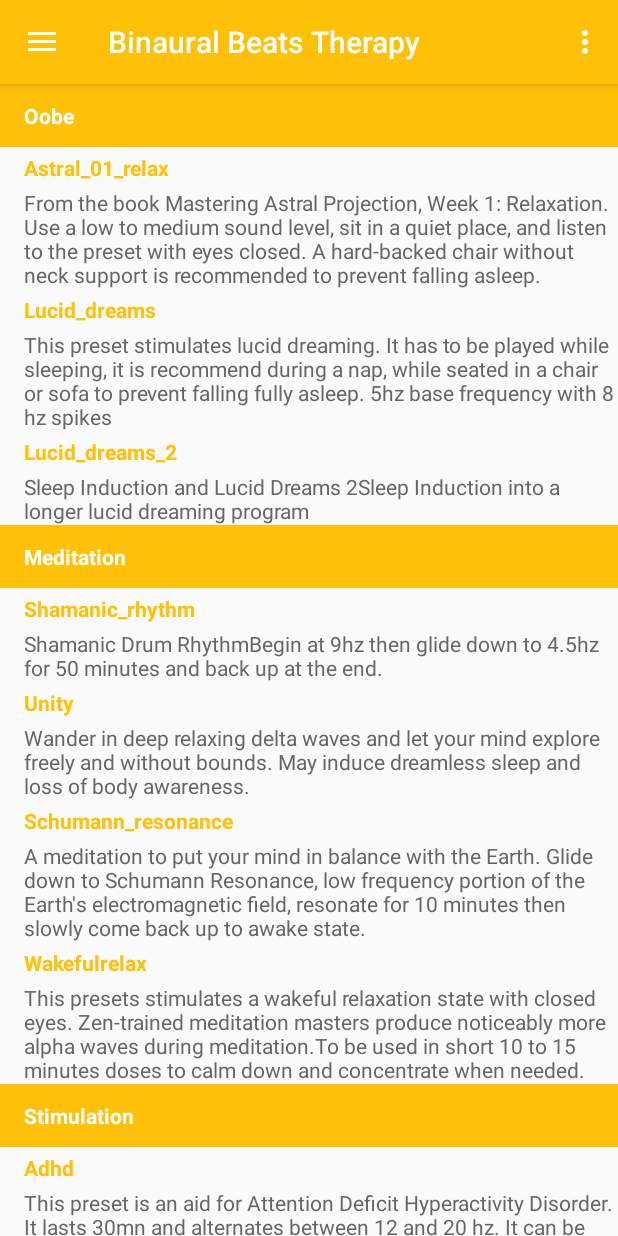
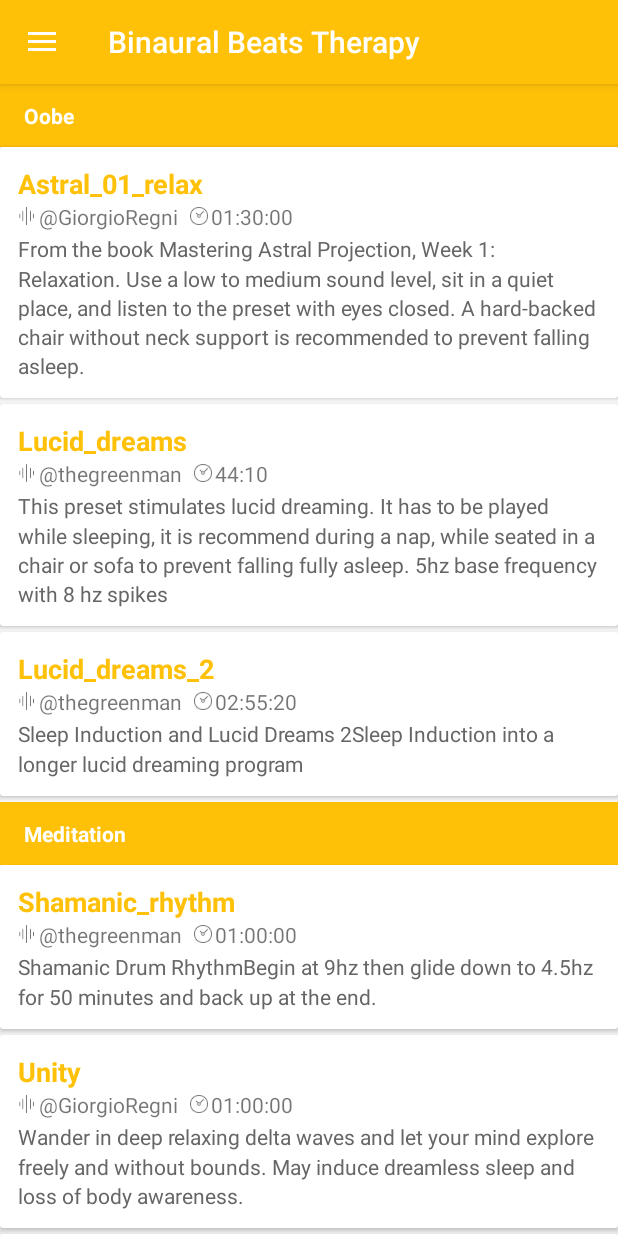
Before and after one commit to yuantang/BinauralBeats, an Android app: the screen it shows after launch (HomeActivity), on a phone screen of 412 x 824 dp. Run offline under Robolectric (Android 15) with nearby library versions, the phone set to English and light mode, and no system bars; our stand-ins replace ButterKnife, EventBus; Roboto replaces fonts that are not available here; 2 statements that could not run were skipped.

Commit message:
update theme

```diff
--- a/app/src/main/java/com/coder/binauralbeats/MyApp.java
+++ b/app/src/main/java/com/coder/binauralbeats/MyApp.java
@@ -1,6 +1,8 @@
 package com.coder.binauralbeats;
 
 import android.app.Application;
+
+import com.coder.binauralbeats.utils.Preferences;
 
 /**
  * Created by TUS on 2018/3/8.
@@ -22,6 +24,7 @@ public class MyApp extends Application {
     public void onCreate() {
         super.onCreate();
         mInstance=this;
+        Preferences.init(this);
 
     }
 
--- a/app/src/main/java/com/coder/binauralbeats/activity/HomeActivity.java
+++ b/app/src/main/java/com/coder/binauralbeats/activity/HomeActivity.java
@@ -33,7 +33,6 @@ import butterknife.BindView;
 
 public class HomeActivity extends BaseActivity
         implements NavigationView.OnNavigationItemSelectedListener {
-
     @BindView(R.id.toolbar)
     Toolbar toolbar;
     @BindView(R.id.recyclerview)
@@ -88,10 +87,8 @@ public class HomeActivity extends BaseActivity
 
         for (String pname: programs.keySet()) {
             ProgramMeta pm = programs.get(pname);
-
             String catname = pm.getCat().toString();
             CategoryGroup g = null;
-
 			/* Check if I already have a group with that name */
             for (CategoryGroup g2: groups) {
                 if (g2.getName().equals(catname)) {
@@ -100,7 +97,6 @@ public class HomeActivity extends BaseActivity
             }
             if (g == null) {
                 g = new CategoryGroup(catname);
-
                 try {
                     g.setNiceName(getString(R.string.class.getField("group_"+catname.toLowerCase()).getInt(null)));
                 } catch (Exception e) {
--- a/app/src/main/java/com/coder/binauralbeats/base/BaseActivity.java
+++ b/app/src/main/java/com/coder/binauralbeats/base/BaseActivity.java
@@ -1,10 +1,12 @@
 package com.coder.binauralbeats.base;
 
+import android.media.AudioManager;
 import android.os.Bundle;
 import android.os.Handler;
 import android.os.Looper;
 import android.support.annotation.NonNull;
 import android.support.annotation.Nullable;
+import android.support.annotation.StyleRes;
 import android.support.v7.app.AppCompatActivity;
 import android.support.v7.widget.Toolbar;
 
@@ -13,6 +15,7 @@ import com.coder.binauralbeats.activity.BusEvent;
 import com.coder.binauralbeats.basemvp.MvpBasePresenter;
 import com.coder.binauralbeats.basemvp.MvpBaseView;
 import com.coder.binauralbeats.permission.PermissionReq;
+import com.coder.binauralbeats.utils.Preferences;
 
 import org.greenrobot.eventbus.EventBus;
 import org.greenrobot.eventbus.Subscribe;
@@ -35,10 +38,14 @@ public abstract class BaseActivity<V extends MvpBaseView, P extends MvpBasePrese
     @Override
     protected void onCreate(@Nullable Bundle savedInstanceState) {
 
+        if (Preferences.isNightMode()) {
+            setTheme(getDarkTheme());
+        }
+
         setContentView(getLayout());
         unbinder = ButterKnife.bind(this);
         EventBus.getDefault().register(this);
-
+        setVolumeControlStream(AudioManager.STREAM_MUSIC);
         if (this.mPresenter==null){
             this.mPresenter=createPresenter();
         }
@@ -58,7 +65,10 @@ public abstract class BaseActivity<V extends MvpBaseView, P extends MvpBasePrese
     public void OnEventReceive(BusEvent event) {
 
     }
-
+    @StyleRes
+    protected int getDarkTheme() {
+        return R.style.AppThemeDark;
+    }
     protected void setToolBar() {
         Toolbar mToolbar = findViewById(R.id.toolbar);
         if (mToolbar !=null){
--- a/app/src/main/java/com/coder/binauralbeats/beats/DefaultProgramsBuilder.java
+++ b/app/src/main/java/com/coder/binauralbeats/beats/DefaultProgramsBuilder.java
@@ -69,8 +69,6 @@ import javax.xml.xpath.XPathFactory;
 
 
 public class DefaultProgramsBuilder {
-
-
 	/*
 	Meditation/Relaxation
 	Presets aimed at inducing a meditative and/or relaxed state of mind.
@@ -94,11 +92,6 @@ public class DefaultProgramsBuilder {
 		if (names != null)
 			return names;
 		names = new HashMap<>();
-		/*
-		 * Returns the public static methods of a class or interface, including
-		 * those declared in super classes and interfaces.
-		 */
-
 		Class<R.string> resourceStrings = R.string.class;
 		for (Method method : DefaultProgramsBuilder.class.getMethods()) {
 			if (Modifier.isStatic(method.getModifiers()) && method.getReturnType().isAssignableFrom(Program.class) && method.getName().matches("[A-Z0-9_]+")) {
@@ -123,7 +116,6 @@ public class DefaultProgramsBuilder {
 				}
 			}
 		}
-
 		return names;
 	}
 
@@ -227,9 +219,8 @@ public class DefaultProgramsBuilder {
 		p.addPeriod(new Period(120,SoundLoop.NONE, 0.6f, null).
 				addVoice( new BinauralBeatVoice(60f, 14f, 0.60f)).
 				addVoice( new BinauralBeatVoice(70f, 22f, 0.50f)).
-				setV(new Flash())
-		).
-				addPeriod(new Period(7200-120,SoundLoop.NONE,  0.6f, null).
+				setV(new Flash()))
+				.addPeriod(new Period(7200-120,SoundLoop.NONE,  0.6f, null).
 						addVoice( new BinauralBeatVoice(14f, 14f, 0.6f)).
 						addVoice( new BinauralBeatVoice(22f, 22f, 0.5f)).
 						addVoice( new BinauralBeatVoice(12f, 12f, 0.4f)).
@@ -294,9 +285,8 @@ public class DefaultProgramsBuilder {
 				addVoice( new BinauralBeatVoice(12f,	7.83f, 0.6f)).
 				addVoice( new BinauralBeatVoice(12f,	7.83f, 0.4f)).
 				addVoice( new BinauralBeatVoice(12f,	10f, 0.4f)).
-				setV(v)
-		).
-				addPeriod(new Period(900-120,SoundLoop.WHITE_NOISE, 0.4f, null).
+				setV(v))
+				.addPeriod(new Period(900-120,SoundLoop.WHITE_NOISE, 0.4f, null).
 						addVoice( new BinauralBeatVoice(7.83f, 7.83f, 0.6f)).
 						addVoice( new BinauralBeatVoice(7.83f, 7.83f, 0.4f)).
 						addVoice( new BinauralBeatVoice(10f, 10f, 0.4f)).
@@ -320,13 +310,11 @@ public class DefaultProgramsBuilder {
 
 		p.addPeriod(new Period(300,SoundLoop.WHITE_NOISE, 0.4f, null).
 				addVoice( new BinauralBeatVoice(12f,	7.83f, 0.6f)).
-				setV(v)
-		).
-				addPeriod(new Period(600,SoundLoop.WHITE_NOISE, 0.4f, null).
+				setV(v))
+				.addPeriod(new Period(600,SoundLoop.WHITE_NOISE, 0.4f, null).
 						addVoice(new BinauralBeatVoice(7.83f, 7.83f, 0.65f)).
-						setV(v)
-				).
-				addPeriod(new Period(300,SoundLoop.WHITE_NOISE, 0.4f, null).
+						setV(v))
+				.addPeriod(new Period(300,SoundLoop.WHITE_NOISE, 0.4f, null).
 						addVoice(new BinauralBeatVoice(7.83f, 12f, 0.6f)).
 						setV(v)
 				);
@@ -340,14 +328,12 @@ public class DefaultProgramsBuilder {
 				+ "A hard-backed chair without neck support is recommended to prevent falling asleep.");
 
 		p.setAuthor("@GiorgioRegni");
-
 		p.addPeriod(new Period(600,SoundLoop.WHITE_NOISE, 0.4f, null).
 				addVoice( new BinauralBeatVoice(15f,	10f, 0.65f)).
 				addVoice( new BinauralBeatVoice(15f,	10f, 0.65f)).
 				addVoice( new BinauralBeatVoice(15f,	10f, 0.65f)).
-				setV(new Starfield())
-		).
-				addPeriod(new Period(60*80,SoundLoop.WHITE_NOISE, 0.4f, null).
+				setV(new Starfield()))
+				.addPeriod(new Period(60*80,SoundLoop.WHITE_NOISE, 0.4f, null).
 						addVoice( new BinauralBeatVoice(10f, 10f, 0.60f)).
 						addVoice( new BinauralBeatVoice(10f, 10f, 0.60f)).
 						addVoice( new BinauralBeatVoice(10f, 10f, 0.60f)).
@@ -365,8 +351,6 @@ public class DefaultProgramsBuilder {
 				+ "As always use headphones.");
 
 		p.setAuthor("@GiorgioRegni");
-		//p.setGL();
-
 		p.addPeriod(new Period(120,SoundLoop.NONE, 0.2f, null).
 				addVoice( new BinauralBeatVoice(20f, 70f, 0.65f)).
 				addVoice( new BinauralBeatVoice(20f, 50f, 0.55f)).
@@ -395,29 +379,21 @@ public class DefaultProgramsBuilder {
 
 	public static Program STIMULATION_HALLUCINATION(Program p) {
 		p.setDescription("A fun preset that simulates psychedelic hallucinations.");
-
 		p.setAuthor("@GiorgioRegni");
-		//p.setGL();
-
 		p.addPeriod(new Period(600,SoundLoop.WHITE_NOISE, 0.2f, null).
 				addVoice( new BinauralBeatVoice(15f,	10f, 0.65f)).
 				addVoice( new BinauralBeatVoice(15f,	10f, 0.65f)).
 				addVoice( new BinauralBeatVoice(15f,	10f, 0.65f)).
 				setV(new LSD()));
-//				setV(new Plasma()));
-
 		return p;
 	}
 
 	public static Program SLEEP_SLEEP_INDUCTION( Program p) {
-
 		Visualization v = new None();
-
 		p.setDescription("Sleep induction for use about 15 mn before bedtime to help you fall asleep. "
 				+ "It^s a one hour programm, with 6mn drop into delta waves"
 				+ " followed by 54 mn of relaxing delta plateau");
 		p.setAuthor("@thegreenman");
-
 		p.addPeriod(new Period(360,SoundLoop.UNITY, 0.7f, null).
 				addVoice( new BinauralBeatVoice(9.7f, 3.4f, 0.6f)).
 				setV(v)
@@ -533,11 +509,8 @@ public class DefaultProgramsBuilder {
 
 		CanvasVisualization m = new Image(R.drawable.egg);
 
-		p.setDescription("Insomnia relief through stimulating Sensory Motor Rythm. "
-				+ "Don^t use it at bedtime, use it only during your insomnia, "
-				+ "for example if you wake up in the middle of the night and can�t go back to sleep "
-				+ "38 mn of crossing frequencies from 8 to 12 Hz");
-		p.setAuthor("@thegreenman);");
+		p.setDescription("Insomnia relief through stimulating Sensory Motor Rythm. Don\'t use it at bedtime, use it only during your insomnia, for example if you wake up in the middle of the night and can\'t go back to sleep 38 mn of crossing frequencies from 8 to 12 Hz.");
+		p.setAuthor("@thegreenman");
 
 		p.addPeriod(new Period(333,SoundLoop.NONE, 0.7f, null).
 				addVoice( new BinauralBeatVoice(8f, 8f, 0.6f)).
--- /dev/null
+++ b/app/src/main/java/com/coder/binauralbeats/utils/Preferences.java
@@ -0,0 +1,79 @@
+package com.coder.binauralbeats.utils;
+
+import android.content.Context;
+import android.content.SharedPreferences;
+import android.preference.PreferenceManager;
+import android.support.annotation.Nullable;
+
+/**
+ * SharedPreferences工具类
+ * Created by wcy on 2015/11/28.
+ */
+public class Preferences {
+
+    private static final String NIGHT_MODE = "night_mode";
+    private static final String PREFS_VIZ = "VIZ";
+
+    private static Context sContext;
+
+    public static void init(Context context) {
+        sContext = context.getApplicationContext();
+    }
+
+
+
+
+
+    public static boolean isNightMode() {
+        return getBoolean(NIGHT_MODE, false);
+    }
+
+    public static void saveVizEnabled(boolean on) {
+        saveBoolean(NIGHT_MODE, on);
+    }
+
+    public static void saveNightMode(boolean on) {
+        saveBoolean(PREFS_VIZ, on);
+    }
+
+    public static boolean isVizEnabled() {
+        return getBoolean(PREFS_VIZ, false);
+    }
+
+
+    private static boolean getBoolean(String key, boolean defValue) {
+        return getPreferences().getBoolean(key, defValue);
+    }
+
+    private static void saveBoolean(String key, boolean value) {
+        getPreferences().edit().putBoolean(key, value).apply();
+    }
+
+    private static int getInt(String key, int defValue) {
+        return getPreferences().getInt(key, defValue);
+    }
+
+    private static void saveInt(String key, int value) {
+        getPreferences().edit().putInt(key, value).apply();
+    }
+
+    private static long getLong(String key, long defValue) {
+        return getPreferences().getLong(key, defValue);
+    }
+
+    private static void saveLong(String key, long value) {
+        getPreferences().edit().putLong(key, value).apply();
+    }
+
+    private static String getString(String key, @Nullable String defValue) {
+        return getPreferences().getString(key, defValue);
+    }
+
+    private static void saveString(String key, @Nullable String value) {
+        getPreferences().edit().putString(key, value).apply();
+    }
+
+    private static SharedPreferences getPreferences() {
+        return PreferenceManager.getDefaultSharedPreferences(sContext);
+    }
+}
--- a/app/src/main/java/com/coder/binauralbeats/utils/StringUtils.java
+++ b/app/src/main/java/com/coder/binauralbeats/utils/StringUtils.java
@@ -1,4 +1,30 @@
 package com.coder.binauralbeats.utils;
+
+import android.content.Context;
+
 public class StringUtils {
 
+    static public String formatDuration(Context context, long diff) {
+        int diffMilliseconds = (int) (diff % 1000);
+        int diffSeconds = (int) (diff / 1000 % 60);
+        int diffMinutes = (int) (diff / (60 * 1000) % 60);
+        int diffHours = (int) (diff / (60 * 60 * 1000) % 24);
+        int diffDays = (int) (diff / (24 * 60 * 60 * 1000));
+
+        String str = "";
+
+        if (diffDays > 0)
+            str = diffDays +  "d" + formatTime(diffHours) + ":" + formatTime(diffMinutes) + ":" + formatTime(diffSeconds);
+        else if (diffHours > 0)
+            str = formatTime(diffHours) + ":" + formatTime(diffMinutes) + ":" + formatTime(diffSeconds);
+        else
+            str = formatTime(diffMinutes) + ":" + formatTime(diffSeconds);
+
+        return str;
+    }
+
+    public static String formatTime(int tt) {
+        return String.format("%02d", tt);
+    }
+
 }
--- a/app/src/main/res/layout/bb_child_item.xml
+++ b/app/src/main/res/layout/bb_child_item.xml
@@ -1,15 +1,17 @@
 <?xml version="1.0" encoding="utf-8"?>
-<!--<android.support.v7.widget.CardView-->
-<!--android:layout_width="match_parent"-->
-<!--android:layout_height="wrap_content"-->
-<!--&gt;-->
-<LinearLayout
+<android.support.v7.widget.CardView xmlns:android="http://schemas.android.com/apk/res/android"
+    android:layout_width="match_parent"
+    android:layout_height="wrap_content"
+    android:layout_marginBottom="4dp"
+    >
+    <RelativeLayout
         xmlns:android="http://schemas.android.com/apk/res/android"
-
         android:layout_width="match_parent"
         android:layout_height="wrap_content"
         android:orientation="vertical"
-
+        android:padding="2dp"
+        android:layout_marginLeft="10dp"
+        android:layout_margin="10dp"
         >
         <TextView
             android:id="@+id/child_name_txt"
@@ -17,22 +19,49 @@
             android:layout_height="wrap_content"
             android:textColor="@color/colorPrimary"
             android:gravity="center_vertical"
-        android:layout_marginLeft="16dp"
-        android:paddingTop="4dp"
             android:text="ddddddddd"
             android:textStyle="bold"
+            android:textSize="18sp"
             >
         </TextView>
         <TextView
+            android:id="@+id/child_author_txt"
+            android:layout_below="@+id/child_name_txt"
+            android:layout_width="wrap_content"
+            android:layout_height="wrap_content"
+            android:gravity="center_vertical"
+            android:text="hhdhhd"
+            android:drawablePadding="2dp"
+            android:drawableLeft="@drawable/product_icon_type"
+            >
+        </TextView>
+        <TextView
+            android:layout_below="@+id/child_name_txt"
+            android:layout_toRightOf="@+id/child_author_txt"
+            android:id="@+id/child_length_txt"
+            android:layout_marginLeft="8dp"
+            android:layout_width="wrap_content"
+            android:layout_height="wrap_content"
+            android:gravity="center_vertical"
+            android:text="1h30m"
+            android:drawablePadding="2dp"
+            android:drawableLeft="@drawable/product_icon_time"
+            >
+        </TextView>
+
+
+
+        <TextView
+            android:layout_below="@+id/child_length_txt"
             android:id="@+id/child_desc_txt"
             android:layout_width="wrap_content"
             android:layout_height="wrap_content"
-        android:textColor="@color/colorBlack"
+            android:textColor="@color/colorBlack6"
             android:gravity="center_vertical"
-        android:paddingTop="4dp"
-        android:layout_marginLeft="16dp"
+            android:layout_marginTop="2dp"
             android:text="ddddddddd"
+            android:lineSpacingMultiplier="1.2"
             >
         </TextView>
-</LinearLayout>
-    <!--</android.support.v7.widget.CardView>-->
+    </RelativeLayout>
+</android.support.v7.widget.CardView>
--- a/app/src/main/res/menu/activity_home_drawer.xml
+++ b/app/src/main/res/menu/activity_home_drawer.xml
@@ -8,12 +8,11 @@
             android:id="@+id/nav_camera"
             android:icon="@drawable/ic_menu_camera"
             android:title="Import"
-
             />
         <item
-            android:id="@+id/nav_gallery"
+            android:id="@+id/nav_theme"
             android:icon="@drawable/ic_menu_gallery"
-            android:title="Gallery" />
+            android:title="Dark Theme" />
         <item
             android:id="@+id/nav_slideshow"
             android:icon="@drawable/ic_menu_slideshow"
@@ -31,9 +30,9 @@
                 android:icon="@drawable/ic_menu_share"
                 android:title="Share" />
             <item
-                android:id="@+id/nav_send"
+                android:id="@+id/nav_about"
                 android:icon="@drawable/ic_menu_send"
-                android:title="Send" />
+                android:title="About" />
         </menu>
     </item>
 
--- a/app/src/main/res/menu/home.xml
+++ b/app/src/main/res/menu/home.xml
@@ -1,11 +1,5 @@
 <menu xmlns:android="http://schemas.android.com/apk/res/android"
     xmlns:app="http://schemas.android.com/apk/res-auto"
     xmlns:tools="http://schemas.android.com/tools"
-     >
-
-    <item
-        android:id="@+id/action_settings"
-        android:orderInCategory="100"
-        android:title="@string/action_settings"
-        app:showAsAction="never" />
+    >
 </menu>
--- a/app/src/main/res/values/colors.xml
+++ b/app/src/main/res/values/colors.xml
@@ -5,5 +5,13 @@
     <color name="colorAccent">#FF4081</color>
 
     <color name="colorWhite">#ffffff</color>
-    <color name="colorBlack">#666666</color>
+    <color name="white_96p">#F5FFFFFF</color>
+    <color name="colorBlack4">#444444</color>
+    <color name="colorBlack6">#666666</color>
+    <color name="colorBlack9">#999999</color>
+
+    <color name="grey_700_96p">#F5616161</color>
+    <color name="grey_300_96p">#F5E0E0E0</color>
+    <color name="grey_900">#212121</color>
+    <color name="grey_900_96p">#F5212121</color>
 </resources>
--- a/app/src/main/res/values/styles.xml
+++ b/app/src/main/res/values/styles.xml
@@ -1,15 +1,29 @@
 <resources>
 
     <!-- Base application theme. -->
-    <style name="AppTheme" parent="Theme.AppCompat.Light.NoActionBar">
+    <style name="AppBaseTheme" parent="Theme.AppCompat.Light.NoActionBar">
         <item name="colorPrimary">@color/colorPrimary</item>
         <item name="colorPrimaryDark">@color/colorPrimaryDark</item>
         <item name="colorAccent">@color/colorAccent</item>
+        <item name="playBarBackground">@drawable/play_bar_bg_selector</item>
     </style>
+
+
+    <style name="AppBaseThemeDark" parent="Theme.AppCompat.NoActionBar">
+        <item name="colorPrimary">@color/grey_900</item>
+        <item name="colorPrimaryDark">@color/grey_900</item>
+        <item name="colorAccent">@color/grey_900</item>
+        <item name="playBarBackground">@drawable/play_bar_bg_selector_dark</item>
+    </style>
+
+    <attr name="playBarBackground" format="reference" />
+
     <!-- toolbar菜单样式 -->
     <style name="ToolbarTheme" parent="@style/ThemeOverlay.AppCompat.ActionBar">
         <item name="colorControlNormal">@android:color/white</item>
     </style>
+    <style name="AppTheme" parent="AppBaseTheme" />
+    <style name="AppThemeDark" parent="AppBaseThemeDark" />
 
     <style name="AppTheme.NoActionBar" parent="AppTheme">
         <item name="windowActionBar">false</item>
```
Also changed, not shown: app/src/main/java/com/coder/binauralbeats/executor/NavigationMenuExecutor.java (+20 -16 lines), app/src/main/java/com/coder/binauralbeats/ui/IconFontTextView.java (added, +26 -0 lines), app/src/main/assets/iconfont/iconfont.ttf (added), app/src/main/res/drawable-xhdpi/product_icon_headphone.png (added), app/src/main/res/drawable-xhdpi/product_icon_time.png (added), app/src/main/res/drawable-xhdpi/product_icon_type.png (added), app/src/main/res/drawable/author.png (added), app/src/main/res/drawable/time.png (added), 1 other file. Lines whose indentation alone changed are shown as unchanged.
